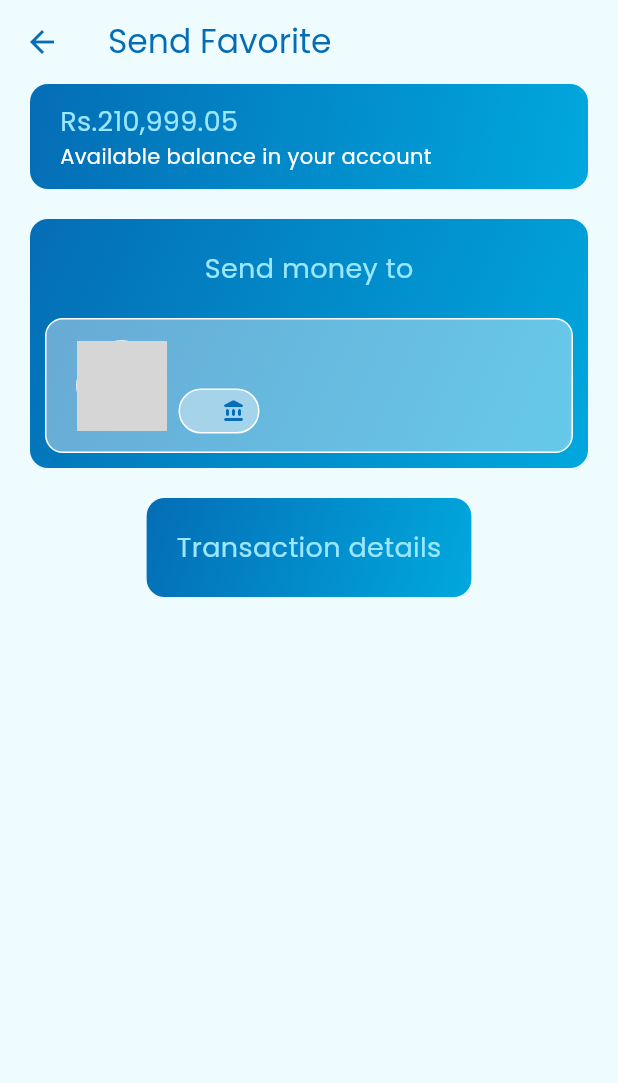
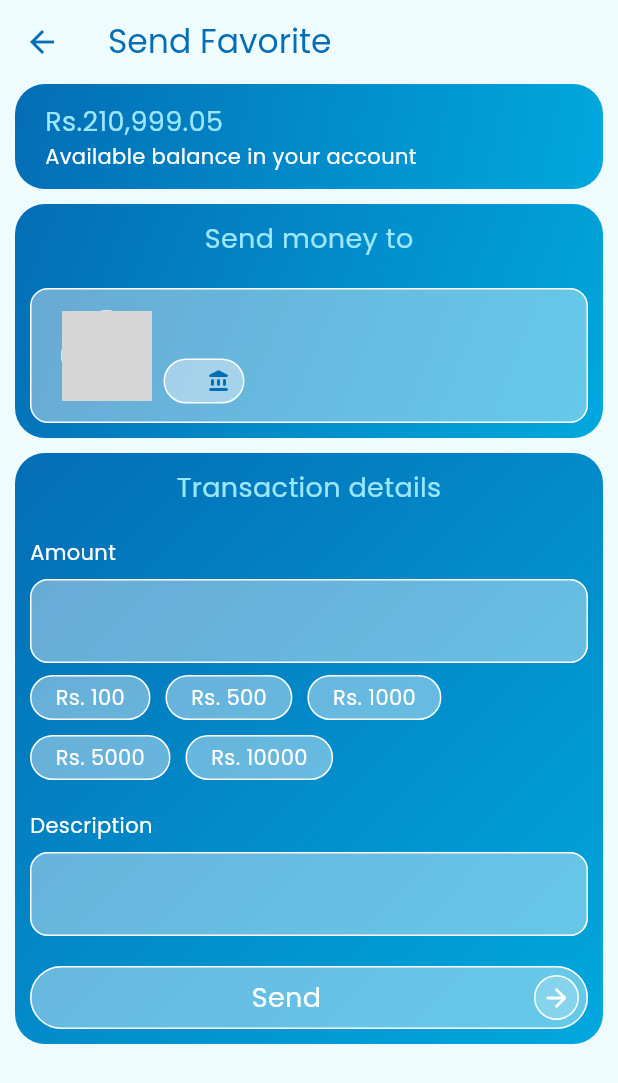
Before and after one commit to kasundularaam/money_wise, a Flutter app: the SendFavoritePage screen opened directly with empty values, on a phone screen of 412 x 824 dp. Shown: the top 1083 px of the screen. Run offline on Flutter 3.47's test engine with Material 3 defaults, Android fonts, the phone set to English and light mode, and no system bars; drawn by our look-alikes of toastification; our stand-ins replace auto_route, dartz, flutter_bloc, flutter_hooks, freezed_annotation, get_it and 2 more; grey boxes are pictures that could not be loaded.

Commit message:
SendFavoritePage done

```diff
--- a/lib/presentation/screens/send_favorite/send_favorite_page.dart
+++ b/lib/presentation/screens/send_favorite/send_favorite_page.dart
@@ -1,16 +1,20 @@
 import 'package:auto_route/annotations.dart';
 import 'package:flutter/material.dart';
+import 'package:flutter/services.dart';
 import 'package:flutter_bloc/flutter_bloc.dart';
+import 'package:flutter_hooks/flutter_hooks.dart';
+import 'package:google_fonts/google_fonts.dart';
 import 'package:money_wise/application/auth/auth_cubit.dart';
 import 'package:money_wise/domain/user/user.dart';
 import 'package:money_wise/presentation/screens/send_money/widgets/favorite_card.dart';
+import 'package:money_wise/presentation/widgets/button.dart';
 import 'package:money_wise/presentation/widgets/gradient_box.dart';
 import 'package:money_wise/presentation/widgets/gradient_card.dart';
 import 'package:money_wise/presentation/widgets/space.dart';
 import 'package:money_wise/presentation/widgets/text.dart';
 
 @RoutePage()
-class SendFavoritePage extends StatelessWidget {
+class SendFavoritePage extends HookWidget {
   final User favoriteUser;
 
   const SendFavoritePage({super.key, required this.favoriteUser});
@@ -18,12 +22,13 @@ class SendFavoritePage extends StatelessWidget {
   @override
   Widget build(BuildContext context) {
     final theme = Theme.of(context);
+    final amountController = useTextEditingController();
     return Scaffold(
         appBar: AppBar(
           title: const Text("Send Favorite"),
         ),
         body: SingleChildScrollView(
-          padding: const EdgeInsets.symmetric(horizontal: 20),
+          padding: const EdgeInsets.symmetric(horizontal: 10),
           child: Column(
             children: [
               SizedBox(
@@ -54,30 +59,117 @@ class SendFavoritePage extends StatelessWidget {
                   ),
                 ),
               ),
-              const VGap(gap: 20),
+              const VGap(gap: 10),
               GradientCard(
                 title: "Send money to",
-                padding: const EdgeInsets.only(
-                  top: 20,
-                  left: 10,
-                  right: 10,
-                  bottom: 10,
-                ),
                 child: Column(
                   children: [
                     const VGap(gap: 20),
-                    FavoriteCard(favoriteUser: favoriteUser),
+                    FavoriteCard(favoriteUser: favoriteUser, radius: 8),
                   ],
                 ),
               ),
-              const VGap(gap: 20),
-              const GradientCard(
+              const VGap(gap: 10),
+              GradientCard(
                   title: "Transaction details",
                   child: Column(
-                    children: [],
+                    crossAxisAlignment: CrossAxisAlignment.start,
+                    children: [
+                      const VGap(gap: 20),
+                      const TextRegular("Amount",
+                          color: Colors.white, thin: true),
+                      const VGap(),
+                      TextField(
+                        controller: amountController,
+                        style: TextStyle(
+                          color: Colors.white,
+                          fontFamily:
+                              GoogleFonts.poppins(fontWeight: FontWeight.bold)
+                                  .fontFamily,
+                        ),
+                        keyboardType: TextInputType.number,
+                        decoration: const InputDecoration(prefix: Text("Rs. ")),
+                        inputFormatters: [
+                          LengthLimitingTextInputFormatter(10),
+                          FilteringTextInputFormatter.allow(
+                              RegExp(r'^\d+\.?\d{0,2}')),
+                          FilteringTextInputFormatter.deny(RegExp(r"\s")),
+                        ],
+                      ),
+                      const VGap(),
+                      FrequentAmounts(
+                          onSelected: (amount) =>
+                              amountController.text = "$amount.00"),
+                      const VGap(gap: 20),
+                      const TextRegular("Description",
+                          color: Colors.white, thin: true),
+                      const VGap(),
+                      TextField(
+                        style: TextStyle(
+                          color: Colors.white,
+                          fontFamily:
+                              GoogleFonts.poppins(fontWeight: FontWeight.bold)
+                                  .fontFamily,
+                        ),
+                      ),
+                      const VGap(gap: 20),
+                      GlassButton(text: "Send", onPressed: () {})
+                    ],
                   ))
             ],
           ),
         ));
   }
 }
+
+class FrequentAmounts extends StatelessWidget {
+  final Function(String) onSelected;
+
+  const FrequentAmounts({super.key, required this.onSelected});
+
+  static const _amounts = ["100", "500", "1000", "5000", "10000"];
+
+  @override
+  Widget build(BuildContext context) {
+    return Wrap(
+        spacing: 10,
+        runSpacing: 10,
+        children: _amounts
+            .map(
+              (amount) => _AmountChip(
+                amount: amount,
+                onPressed: () => onSelected(amount),
+              ),
+            )
+            .toList());
+  }
+}
+
+class _AmountChip extends StatelessWidget {
+  final String amount;
+  final Function() onPressed;
+
+  const _AmountChip({required this.amount, required this.onPressed});
+
+  @override
+  Widget build(BuildContext context) {
+    return InkWell(
+      onTap: onPressed,
+      child: Container(
+        decoration: ShapeDecoration(
+          color: Colors.white.withOpacity(.4),
+          shape: const StadiumBorder(side: BorderSide(color: Colors.white)),
+        ),
+        padding: const EdgeInsets.symmetric(
+          horizontal: 16,
+          vertical: 4,
+        ),
+        child: TextRegular(
+          "Rs. $amount",
+          color: Colors.white,
+          bold: true,
+        ),
+      ),
+    );
+  }
+}
--- a/lib/presentation/screens/send_money/send_money_page.dart
+++ b/lib/presentation/screens/send_money/send_money_page.dart
@@ -1,9 +1,11 @@
 import 'package:auto_route/annotations.dart';
+import 'package:auto_route/auto_route.dart';
 import 'package:flutter/material.dart';
 import 'package:flutter/rendering.dart';
 import 'package:flutter_bloc/flutter_bloc.dart';
 import 'package:money_wise/application/load_favorites/load_favorites_cubit.dart';
 import 'package:money_wise/injection.dart';
+import 'package:money_wise/presentation/router/app_router.dart';
 import 'package:money_wise/presentation/screens/send_money/widgets/favorite_card.dart';
 import 'package:money_wise/presentation/widgets/big_action_card.dart';
 import 'package:money_wise/presentation/widgets/space.dart';
@@ -93,7 +95,7 @@ class _SendMoneyPageState extends State<SendMoneyPage> {
                   ),
                   child: Column(
                     children: [
-                      const VGap(gap: 20),
+                      const VGap(gap: 10),
                       TextMedium("Favorites",
                           color: theme.primaryColorLight, thin: true),
                       const VGap(gap: 20),
@@ -111,12 +113,19 @@ class _SendMoneyPageState extends State<SendMoneyPage> {
                                   padding: const EdgeInsets.only(
                                       left: 10, right: 10, bottom: 10),
                                   child: FavoriteCard(
+                                    favoriteUser: favorites[index],
+                                    onPressed: () => context.router.push(
+                                      SendFavoriteRoute(
                                           favoriteUser: favorites[index]),
-                                        )),
+                                    ),
+                                  ),
+                                ),
+                              ),
                               orElse: () => const TextRegular(
                                 "Your favorites will appear here...",
                                 color: Colors.white,
-                                    ));
+                              ),
+                            );
                           },
                         ),
                       )
--- a/lib/presentation/screens/send_money/widgets/favorite_card.dart
+++ b/lib/presentation/screens/send_money/widgets/favorite_card.dart
@@ -1,15 +1,22 @@
-import 'package:auto_route/auto_route.dart';
+// ignore_for_file: public_member_api_docs, sort_constructors_first
 import 'package:flutter/material.dart';
+
 import 'package:money_wise/domain/user/user.dart';
-import 'package:money_wise/presentation/router/app_router.dart';
 import 'package:money_wise/presentation/widgets/profile_avatar.dart';
 import 'package:money_wise/presentation/widgets/space.dart';
 import 'package:money_wise/presentation/widgets/text.dart';
 
 class FavoriteCard extends StatelessWidget {
   final User favoriteUser;
+  final Function()? onPressed;
+  final double? radius;
 
-  const FavoriteCard({super.key, required this.favoriteUser});
+  const FavoriteCard({
+    super.key,
+    required this.favoriteUser,
+    this.onPressed,
+    this.radius,
+  });
 
   @override
   Widget build(BuildContext context) {
@@ -17,8 +24,7 @@ class FavoriteCard extends StatelessWidget {
     return Material(
       color: Colors.transparent,
       child: InkWell(
-        onTap: () =>
-            context.router.push(SendFavoriteRoute(favoriteUser: favoriteUser)),
+        onTap: onPressed,
         borderRadius: BorderRadius.circular(12),
         child: Container(
           padding: const EdgeInsets.symmetric(horizontal: 20, vertical: 12),
--- a/lib/presentation/screens/transactions/transaction_page.dart
+++ b/lib/presentation/screens/transactions/transaction_page.dart
@@ -67,8 +67,15 @@ class _TransactionsPageState extends State<TransactionsPage> {
                     controller: _scrollController,
                     itemCount: dayTransactions.length,
                     itemBuilder: (context, index) {
-                      return DayTransactionsCard(
-                        dayTransactions: dayTransactions[index],
+                      return Padding(
+                        padding: EdgeInsets.only(
+                            left: 10,
+                            right: 10,
+                            bottom: 10,
+                            top: index == 0 ? 10 : 0),
+                        child: DayTransactionsCard(
+                          dayTransactions: dayTransactions[index],
+                        ),
                       );
                     },
                   ),
--- a/lib/presentation/screens/transactions/widgets/day_transactions_card.dart
+++ b/lib/presentation/screens/transactions/widgets/day_transactions_card.dart
@@ -4,8 +4,7 @@ import 'package:money_wise/application/auth/auth_cubit.dart';
 import 'package:money_wise/core/extensions/dartz_x.dart';
 import 'package:money_wise/domain/day_transactions/day_transactions.dart';
 import 'package:money_wise/presentation/screens/transactions/widgets/transaction_card.dart';
-import 'package:money_wise/presentation/widgets/space.dart';
-import 'package:money_wise/presentation/widgets/text.dart';
+import 'package:money_wise/presentation/widgets/gradient_card.dart';
 
 class DayTransactionsCard extends StatelessWidget {
   final DayTransactions dayTransactions;
@@ -14,43 +13,22 @@ class DayTransactionsCard extends StatelessWidget {
 
   @override
   Widget build(BuildContext context) {
-    final theme = Theme.of(context);
-    return Container(
-      margin: const EdgeInsets.only(left: 10, right: 10, bottom: 10),
-      padding: const EdgeInsets.symmetric(vertical: 10),
-      decoration: ShapeDecoration(
-        shape: RoundedRectangleBorder(
-          borderRadius: BorderRadius.circular(20),
-        ),
-        gradient: LinearGradient(
-          colors: [
-            theme.primaryColorDark,
-            theme.primaryColor,
-          ],
-          begin: Alignment.topLeft,
-          end: Alignment.bottomRight,
-        ),
-      ),
+    return GradientCard(
+      title: dayTransactions.formattedDate,
       child: Column(
-        children: [
-          const VGap(gap: 10),
-          TextMedium(
-            dayTransactions.formattedDate,
-            thin: true,
-            color: theme.primaryColorLight,
-          ),
-          const VGap(gap: 20),
-          Column(
         children: List.generate(
           dayTransactions.transactions.length,
-              (index) => TransactionCard(
-                isLast: index == dayTransactions.transactions.length - 1,
+          (index) => Padding(
+            padding: EdgeInsets.only(
+              bottom: index == dayTransactions.transactions.length - 1 ? 0 : 10,
+              top: index == 0 ? 20 : 0,
+            ),
+            child: TransactionCard(
               transaction: dayTransactions.transactions[index],
               user: context.read<AuthCubit>().state.userOption.getOrCrash(),
             ),
           ),
-          )
-        ],
+        ),
       ),
     );
   }
--- a/lib/presentation/screens/transactions/widgets/transaction_card.dart
+++ b/lib/presentation/screens/transactions/widgets/transaction_card.dart
@@ -12,13 +12,11 @@ import 'package:money_wise/presentation/widgets/text.dart';
 class TransactionCard extends StatelessWidget {
   final Transaction transaction;
   final User user;
-  final bool isLast;
 
   const TransactionCard({
     super.key,
     required this.transaction,
     required this.user,
-    required this.isLast,
   });
 
   String get leftImage {
@@ -58,7 +56,6 @@ class TransactionCard extends StatelessWidget {
   Widget build(BuildContext context) {
     return Container(
       padding: const EdgeInsets.symmetric(horizontal: 10, vertical: 10),
-      margin: EdgeInsets.only(left: 10, right: 10, bottom: isLast ? 0 : 10),
       decoration: ShapeDecoration(
         color: Colors.white.withOpacity(.4),
         shape: RoundedRectangleBorder(
--- a/lib/presentation/theme/theme.dart
+++ b/lib/presentation/theme/theme.dart
@@ -1,4 +1,5 @@
 import 'package:flutter/material.dart';
+import 'package:flutter/widgets.dart';
 import 'package:google_fonts/google_fonts.dart';
 
 ThemeData lightTheme = ThemeData.light().copyWith(
@@ -21,4 +22,30 @@ ThemeData lightTheme = ThemeData.light().copyWith(
       fontFamily: GoogleFonts.poppins(fontWeight: FontWeight.bold).fontFamily,
     ),
   ),
+  inputDecorationTheme: InputDecorationTheme(
+    prefixStyle: TextStyle(
+        color: Colors.white,
+        fontSize: 14,
+        fontFamily:
+            GoogleFonts.poppins(fontWeight: FontWeight.bold).fontFamily),
+    border: OutlineInputBorder(
+      borderRadius: BorderRadius.circular(12),
+      borderSide: const BorderSide(color: Colors.white),
+    ),
+    focusedBorder: OutlineInputBorder(
+      borderRadius: BorderRadius.circular(12),
+      borderSide: const BorderSide(color: Colors.white),
+    ),
+    enabledBorder: OutlineInputBorder(
+      borderRadius: BorderRadius.circular(12),
+      borderSide: const BorderSide(color: Colors.white),
+    ),
+    errorBorder: OutlineInputBorder(
+      borderRadius: BorderRadius.circular(12),
+      borderSide: const BorderSide(color: Colors.red),
+    ),
+    filled: true,
+    fillColor: Colors.white.withOpacity(.4),
+    focusColor: Colors.white.withOpacity(.4),
+  ),
 );
--- a/lib/presentation/widgets/gradient_box.dart
+++ b/lib/presentation/widgets/gradient_box.dart
@@ -12,7 +12,7 @@ class GradientBox extends StatelessWidget {
     return Container(
         padding: padding,
         decoration: BoxDecoration(
-          borderRadius: BorderRadius.circular(12),
+          borderRadius: BorderRadius.circular(20),
           gradient: LinearGradient(
             begin: Alignment.topLeft,
             end: Alignment.bottomRight,
--- a/lib/presentation/widgets/gradient_card.dart
+++ b/lib/presentation/widgets/gradient_card.dart
@@ -7,20 +7,18 @@ import 'package:money_wise/presentation/widgets/text.dart';
 class GradientCard extends StatelessWidget {
   final String title;
   final Widget child;
-  final EdgeInsets padding;
 
   const GradientCard({
     super.key,
     required this.title,
     required this.child,
-    this.padding = const EdgeInsets.all(20),
   });
 
   @override
   Widget build(BuildContext context) {
     final theme = Theme.of(context);
     return GradientBox(
-      padding: padding,
+      padding: const EdgeInsets.all(10),
       child: Column(
         children: [
           TextMedium(
```
Lines whose indentation alone changed are shown as unchanged.
